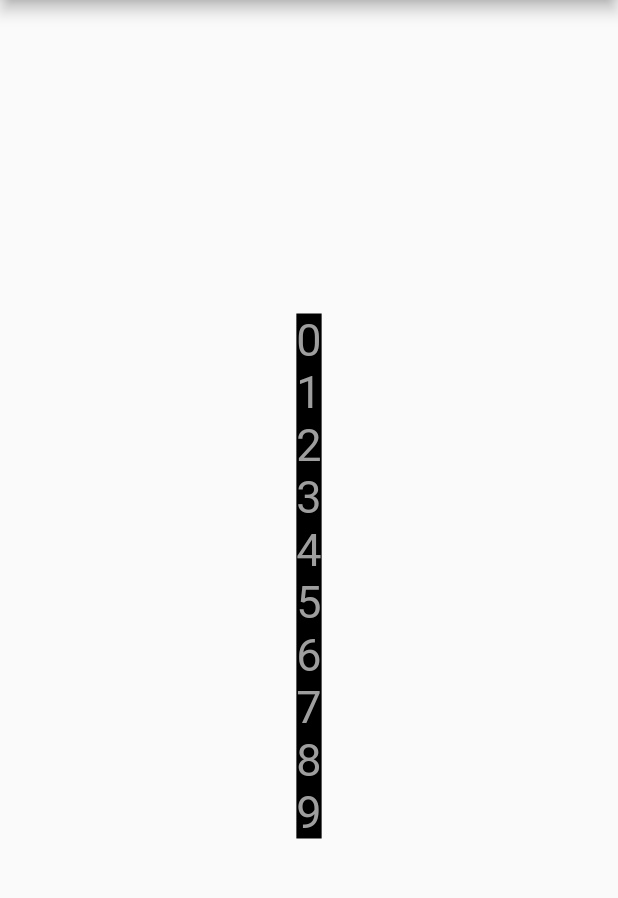
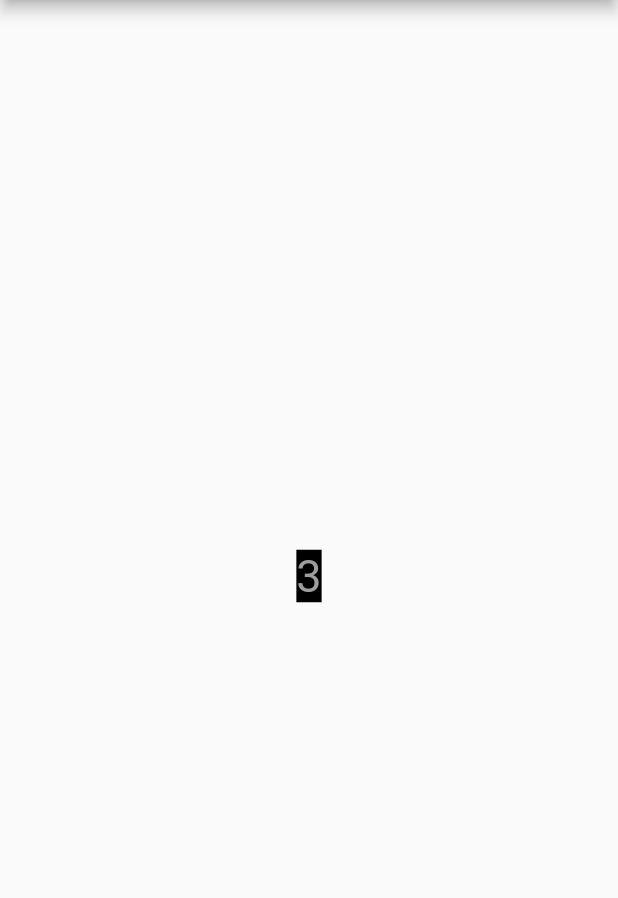
Before and after one commit to martindobrev/animated_digit_display, a Flutter app: the screen it shows after launch, on a phone screen of 412 x 824 dp, the part 84-982 px from its top. Run offline on Flutter 3.47's test engine with Material 2 defaults, Android fonts, the phone set to English and light mode, and no system bars.

Commit message:
Showing only the selected digit
Translating the columns to position the selected digit on start.
Adding custom Clipper class to hide other digits.
Resizing the widget with SizedOverflowBox

```diff
--- a/lib/main.dart
+++ b/lib/main.dart
@@ -11,7 +11,8 @@ class MyApp extends StatelessWidget {
       theme: ThemeData(
         primarySwatch: Colors.blue,
       ),
-        home: DigitDisplayDemo());
+      home: DigitDisplayDemo()
+    );
   }
 }
 
@@ -21,7 +22,7 @@ class DigitDisplayDemo extends StatelessWidget {
     return Scaffold(
       appBar: AppBar(title: Text('Digit Display Demo')),
       body: Center(
-          child: SingleDigit())
+        child: SingleDigit(initialValue: 3))
     );
   }
 }
--- a/lib/single_digit.dart
+++ b/lib/single_digit.dart
@@ -1,32 +1,46 @@
+import 'package:animated_digit_display/single_digit_clipper.dart';
 import 'package:flutter/material.dart';
 
 class SingleDigit extends StatefulWidget {
 
   final TextStyle textStyle;
   final BoxDecoration boxDecoration;
+  final int initialValue;
 
   SingleDigit({
     this.boxDecoration: const BoxDecoration(color: Colors.black),
-    this.textStyle: const TextStyle(color: Colors.grey, fontSize: 30)
+    this.textStyle: const TextStyle(color: Colors.grey, fontSize: 30),
+    this.initialValue: 3
   });
 
   @override
   State<StatefulWidget> createState() {
-    return new _SingleDigitState(textStyle, boxDecoration);
+    return new _SingleDigitState(textStyle, boxDecoration, initialValue);
   }
 }
 
 class _SingleDigitState extends State<SingleDigit> {
 
-  _SingleDigitState(this._textStyle, this._boxDecoration);
+  _SingleDigitState(this._textStyle, this._boxDecoration, this._initialValue);
 
   final TextStyle _textStyle;
   final BoxDecoration _boxDecoration;
+  final int _initialValue;
 
   @override
   Widget build(BuildContext context) {
+
+    final Size singleDigitSize = _calculateDigitSize();
+
     return Container(
       decoration: _boxDecoration,
+      child: SizedOverflowBox(
+        alignment: Alignment.topCenter,
+        size: singleDigitSize,
+        child: ClipRect(
+          clipper: SingleDigitClipper(singleDigitSize),
+          child: Transform.translate(
+            offset: Offset(0, -_initialValue.toDouble() * singleDigitSize.height),
             child: Column(
               mainAxisSize: MainAxisSize.min,
               children: <Widget>[
@@ -42,7 +56,20 @@ class _SingleDigitState extends State<SingleDigit> {
                 Text('9', style: _textStyle),
               ],
             ),
+          ),
+        ),
+      ),
     );
   }
 
+  /// Calculates the size of a single digit based on the text style
+  Size _calculateDigitSize() {
+    final painter = TextPainter();
+    painter.text = TextSpan(style: _textStyle, text: '0');
+    painter.textDirection = TextDirection.ltr;
+    painter.textAlign = TextAlign.left;
+    painter.textScaleFactor = 1.0;
+    painter.layout();
+    return painter.size;
   }
+}
--- /dev/null
+++ b/lib/single_digit_clipper.dart
@@ -0,0 +1,15 @@
+import 'package:flutter/material.dart';
+
+class SingleDigitClipper extends CustomClipper<Rect> {
+
+  final Size _size;
+  SingleDigitClipper(this._size);
+
+  @override
+  Rect getClip(Size size) {
+    return Rect.fromPoints(Offset.zero, Offset(this._size.width, this._size.height));
+  }
+
+  @override
+  bool shouldReclip(CustomClipper<Rect> oldClipper) => false;
+}
```
Lines whose indentation alone changed are shown as unchanged.
